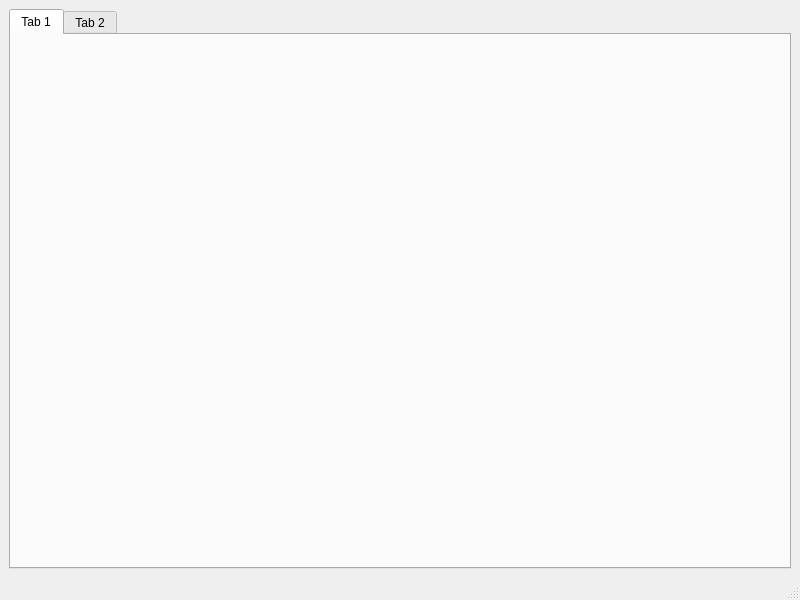
Old version of the form pylook/ui/pylook.ui in the repository AntSimi/PyLook.
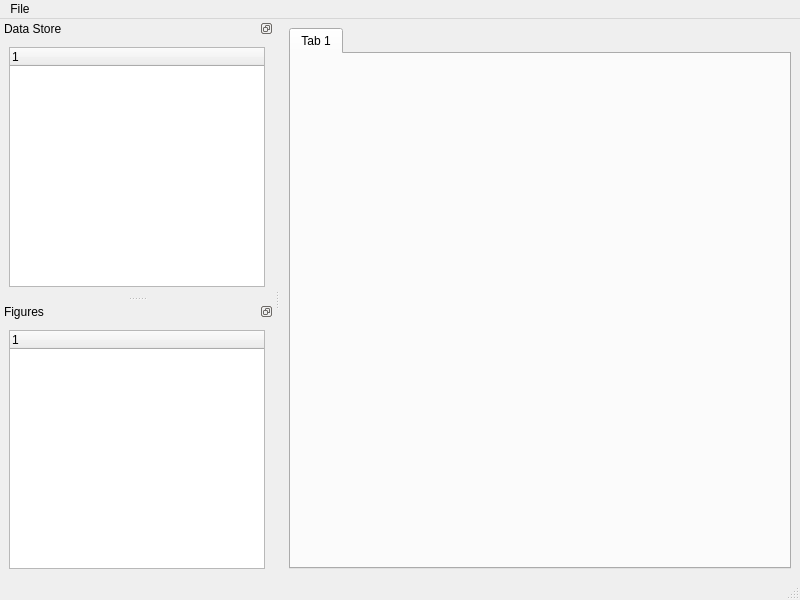
New version of the form. Custom widgets are drawn as their Qt base class.

Commit message: Undock and dock tabs

```diff
--- a/pylook/ui/pylook.ui
+++ b/pylook/ui/pylook.ui
@@ -16,17 +16,15 @@
   <widget class="QWidget" name="centralwidget">
    <layout class="QVBoxLayout" name="verticalLayout">
     <item>
-     <widget class="TabWidget" name="tabWidget">
-      <widget class="QWidget" name="tab">
+     <widget class="TabWidget" name="figures_tab_dock">
+      <property name="currentIndex">
+       <number>0</number>
+      </property>
+      <widget class="QWidget" name="start_tab">
        <attribute name="title">
         <string>Tab 1</string>
        </attribute>
       </widget>
-      <widget class="QWidget" name="tab_2">
-       <attribute name="title">
-        <string>Tab 2</string>
-       </attribute>
-      </widget>
      </widget>
     </item>
    </layout>
@@ -40,8 +38,74 @@
      <height>22</height>
     </rect>
    </property>
+   <widget class="QMenu" name="menuFile">
+    <property name="title">
+     <string>File</string>
+    </property>
+    <addaction name="actionOpen"/>
+   </widget>
+   <addaction name="menuFile"/>
   </widget>
   <widget class="QStatusBar" name="statusbar"/>
+  <widget class="QDockWidget" name="data_dock">
+   <property name="features">
+    <set>QDockWidget::DockWidgetFloatable|QDockWidget::DockWidgetMovable</set>
+   </property>
+   <property name="allowedAreas">
+    <set>Qt::LeftDockWidgetArea</set>
+   </property>
+   <property name="windowTitle">
+    <string>Data Store</string>
+   </property>
+   <attribute name="dockWidgetArea">
+    <number>1</number>
+   </attribute>
+   <widget class="QWidget" name="data_widget">
+    <layout class="QVBoxLayout" name="data_layout">
+     <item>
+      <widget class="QTreeWidget" name="data_tree">
+       <column>
+        <property name="text">
+         <string notr="true">1</string>
+        </property>
+       </column>
+      </widget>
+     </item>
+    </layout>
+   </widget>
+  </widget>
+  <widget class="QDockWidget" name="figures_dock">
+   <property name="features">
+    <set>QDockWidget::DockWidgetFloatable|QDockWidget::DockWidgetMovable</set>
+   </property>
+   <property name="allowedAreas">
+    <set>Qt::LeftDockWidgetArea</set>
+   </property>
+   <property name="windowTitle">
+    <string>Figures</string>
+   </property>
+   <attribute name="dockWidgetArea">
+    <number>1</number>
+   </attribute>
+   <widget class="QWidget" name="figures_widget">
+    <layout class="QVBoxLayout" name="figures_layout">
+     <item>
+      <widget class="QTreeWidget" name="figures_tree">
+       <column>
+        <property name="text">
+         <string notr="true">1</string>
+        </property>
+       </column>
+      </widget>
+     </item>
+    </layout>
+   </widget>
+  </widget>
+  <action name="actionOpen">
+   <property name="text">
+    <string>Open</string>
+   </property>
+  </action>
  </widget>
  <customwidgets>
   <customwidget>
```
Left out of the diff: 8 changed lines with no effect on the pictures. The commit also changes 3 other files.
